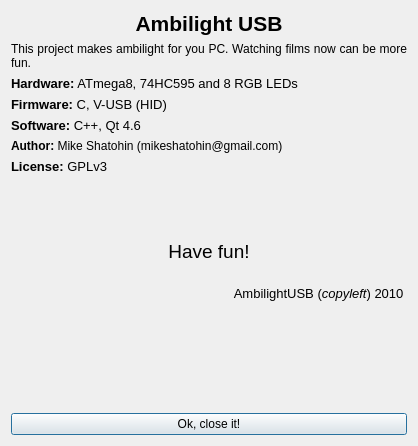
Before: the Qt Designer form Software/src/aboutdialog.ui in Atarity/Lightpack, drawn with Qt 5.
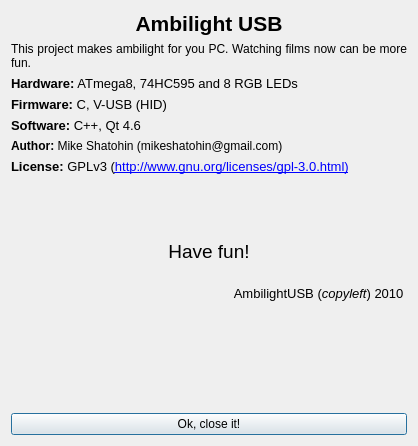
After: the same form once the commit is applied. Icons and pictures are not drawn.

Commit message: Software: About dialog: added link to GPLv3

The edit to the form file:
```diff
--- a/Software/src/aboutdialog.ui
+++ b/Software/src/aboutdialog.ui
@@ -164,7 +164,7 @@
 &lt;html&gt;&lt;head&gt;&lt;meta name=&quot;qrichtext&quot; content=&quot;1&quot; /&gt;&lt;style type=&quot;text/css&quot;&gt;
 p, li { white-space: pre-wrap; }
 &lt;/style&gt;&lt;/head&gt;&lt;body style=&quot; font-family:'Sans'; font-size:10pt; font-weight:400; font-style:normal;&quot;&gt;
-&lt;p style=&quot; margin-top:0px; margin-bottom:0px; margin-left:0px; margin-right:0px; -qt-block-indent:0; text-indent:0px;&quot;&gt;&lt;span style=&quot; font-weight:600;&quot;&gt;License:&lt;/span&gt; GPLv3&lt;/p&gt;&lt;/body&gt;&lt;/html&gt;</string>
+&lt;p style=&quot; margin-top:0px; margin-bottom:0px; margin-left:0px; margin-right:0px; -qt-block-indent:0; text-indent:0px;&quot;&gt;&lt;span style=&quot; font-weight:600;&quot;&gt;License:&lt;/span&gt; GPLv3 (&lt;a href=&quot;http://www.gnu.org/licenses/gpl-3.0.html&quot;&gt;&lt;span style=&quot; text-decoration: underline; color:#0000ff;&quot;&gt;http://www.gnu.org/licenses/gpl-3.0.html)&lt;/span&gt;&lt;/a&gt;&lt;/p&gt;&lt;/body&gt;&lt;/html&gt;</string>
      </property>
      <property name="margin">
       <number>3</number>
```
